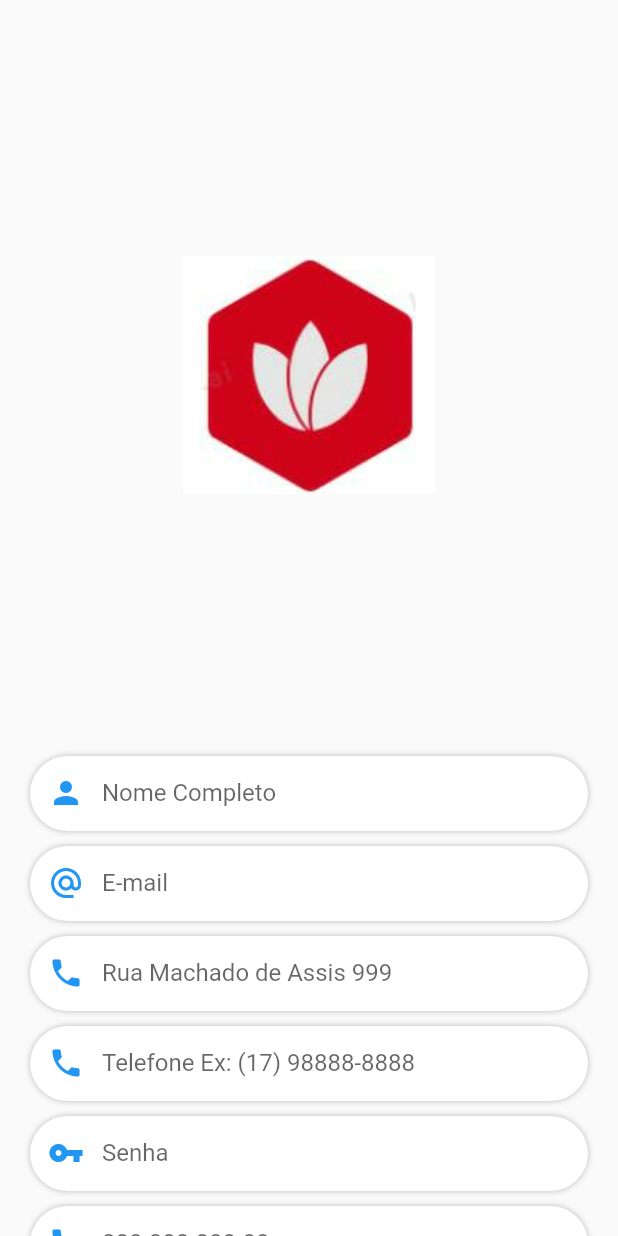
After one commit to DEV-AndreSilva/Mobilearning, a Flutter app: the CAlunos screen opened by its route, on a phone screen of 412 x 824 dp. The commit adds this screen. Run offline on Flutter 3.47's test engine with Material 2 defaults, Android fonts, the phone set to English and light mode, and no system bars; our stand-ins replace google_fonts.

Commit message:
Tela Alunos

```diff
--- a/mobilearning/lib/View/App.dart
+++ b/mobilearning/lib/View/App.dart
@@ -3,6 +3,8 @@
 import 'package:flutter/material.dart';
 import 'HomeView.dart';
 import 'LoginView.dart';
+import 'C_AlunosView.dart';
+import 'C_ProfessoresView.dart';
 
 class App extends StatelessWidget {
   const App({Key? key}) : super(key: key);
@@ -15,6 +17,8 @@ class App extends StatelessWidget {
      routes: {
       '/login' :(context)=> Login(),
       '/home':(context)=> Home(),
+      '/calunos': (context)=> CAlunos(),
+      '/cprofessores': (context)=> CProfessores(),
      },
     );
 
--- /dev/null
+++ b/mobilearning/lib/View/C_AlunosView.dart
@@ -0,0 +1,289 @@
+import 'package:flutter/material.dart';
+import 'package:google_fonts/google_fonts.dart';
+
+class CAlunos extends StatefulWidget {
+  const CAlunos({Key? key}) : super(key: key);
+
+  @override
+  State<CAlunos> createState() => _CAlunosState();
+}
+
+class _CAlunosState extends State<CAlunos> {
+  @override
+  Widget build(BuildContext context) {
+    return Scaffold(
+      body: Form(
+                child: Column(
+                children: <Widget>[
+                SizedBox(
+                  height: 500,
+                  width: 450,
+                  child: Image.asset('assets/images/IEI.png'),
+                ),
+                Container(
+                  margin: EdgeInsets.only(
+                    top: 4,
+                    right: 20,
+                    left: 20,
+                  ),
+                  height: 50,
+                  decoration: BoxDecoration(
+                    color: Colors.white,
+                    borderRadius: BorderRadius.circular(50),
+                    boxShadow: const [
+                      BoxShadow(
+                        color: Colors.black26,
+                        blurRadius: 3,
+                      ),
+                    ],
+                  ),
+                  child: TextFormField(
+                    validator: (value) {
+                      if (value!.isEmpty) {
+                        return "Digite seu nome";
+                      }
+                      return null;
+                    },
+                    keyboardType: TextInputType.name,
+                    cursorColor: Colors.blue,
+                    decoration: const InputDecoration(
+                      hintText: 'Nome Completo',
+                      prefixIcon: Icon(
+                        Icons.person,
+                        color: Colors.blue,
+                      ),
+                      border: InputBorder.none,
+                      contentPadding: EdgeInsets.symmetric(
+                        horizontal: 20,
+                        vertical: 15,
+                      ),
+                    ),
+                  ),
+                ),
+                Container(
+                  margin: EdgeInsets.only(
+                    top: 10,
+                    right: 20,
+                    left: 20,
+                  ),
+                  height: 50,
+                  decoration: BoxDecoration(
+                    color: Colors.white,
+                    borderRadius: BorderRadius.circular(50),
+                    boxShadow: const [
+                      BoxShadow(
+                        color: Colors.black26,
+                        blurRadius: 3,
+                      ),
+                    ],
+                  ),
+                  child: TextFormField(
+                    validator: (value) {
+                      if (value!.isEmpty) {
+                        return "Digite um E-mail";
+                      }
+                      return null;
+                    },
+                    keyboardType: TextInputType.emailAddress,
+                    cursorColor: Colors.blue,
+                    decoration: const InputDecoration(
+                      hintText: 'E-mail',
+                      prefixIcon: Icon(
+                        Icons.alternate_email,
+                        color: Colors.blue,
+                      ),
+                      border: InputBorder.none,
+                      contentPadding: EdgeInsets.symmetric(
+                        horizontal: 20,
+                        vertical: 15,
+                      ),
+                    ),
+                  ),
+                ),
+                Container(
+                  margin: EdgeInsets.only(
+                    top: 10,
+                    right: 20,
+                    left: 20,
+                  ),
+                  height: 50,
+                  decoration: BoxDecoration(
+                    color: Colors.white,
+                    borderRadius: BorderRadius.circular(50),
+                    boxShadow: const [
+                      BoxShadow(
+                        color: Colors.black26,
+                        blurRadius: 3,
+                      ),
+                    ],
+                  ),
+                  child: TextFormField(
+                    validator: (value) {
+                      if (value!.isEmpty) {
+                        return "Digite seu endereço: ";
+                      }
+                      return null;
+                    },
+                    keyboardType: TextInputType.phone,
+                    cursorColor: Colors.blue,
+                    decoration: const InputDecoration(
+                      hintText: 'Rua Machado de Assis 999',
+                      prefixIcon: Icon(
+                        Icons.phone,
+                        color: Colors.blue,
+                      ),
+                      border: InputBorder.none,
+                      contentPadding: EdgeInsets.symmetric(
+                        horizontal: 20,
+                        vertical: 15,
+                      ),
+                    ),
+                  ),
+                ),
+                Container(
+                  margin: EdgeInsets.only(
+                    top: 10,
+                    right: 20,
+                    left: 20,
+                  ),
+                  height: 50,
+                  decoration: BoxDecoration(
+                    color: Colors.white,
+                    borderRadius: BorderRadius.circular(50),
+                    boxShadow: const [
+                      BoxShadow(
+                        color: Colors.black26,
+                        blurRadius: 3,
+                      ),
+                    ],
+                  ),
+                  child: TextFormField(
+                    validator: (value) {
+                      if (value!.isEmpty) {
+                        return "Digite seu telefone";
+                      }
+                      return null;
+                    },
+                    keyboardType: TextInputType.phone,
+                    cursorColor: Colors.blue,
+                    decoration: const InputDecoration(
+                      hintText: 'Telefone Ex: (17) 98888-8888',
+                      prefixIcon: Icon(
+                        Icons.phone,
+                        color: Colors.blue,
+                      ),
+                      border: InputBorder.none,
+                      contentPadding: EdgeInsets.symmetric(
+                        horizontal: 20,
+                        vertical: 15,
+                      ),
+                    ),
+                  ),
+                ),
+                Container(
+                  margin: EdgeInsets.only(
+                    top: 10,
+                    right: 20,
+                    left: 20,
+                  ),
+                  height: 50,
+                  decoration: BoxDecoration(
+                    color: Colors.white,
+                    borderRadius: BorderRadius.circular(50),
+                    boxShadow: const [
+                      BoxShadow(
+                        color: Colors.black26,
+                        blurRadius: 3,
+                      ),
+                    ],
+                  ),
+                  child: TextFormField(
+                    validator: (value) {
+                      if (value!.isEmpty) {
+                        return "Digite sua senha";
+                      }
+                      return null;
+                    },
+                    keyboardType: TextInputType.visiblePassword,
+                    obscureText: true,
+                    cursorColor: Colors.blue,
+                    decoration: const InputDecoration(
+                      hintText: 'Senha',
+                      prefixIcon: Icon(
+                        Icons.vpn_key,
+                        color: Colors.blue,
+                      ),
+                      border: InputBorder.none,
+                      contentPadding: EdgeInsets.symmetric(
+                        horizontal: 20,
+                        vertical: 15,
+                      ),
+                    ),
+                  ),
+                ),
+                Container(
+                  margin: EdgeInsets.only(
+                    top: 10,
+                    right: 20,
+                    left: 20,
+                  ),
+                  height: 50,
+                  decoration: BoxDecoration(
+                    color: Colors.white,
+                    borderRadius: BorderRadius.circular(50),
+                    boxShadow: const [
+                      BoxShadow(
+                        color: Colors.black26,
+                        blurRadius: 3,
+                      ),
+                    ],
+                  ),
+                  child: TextFormField(
+                    validator: (value) {
+                      if (value!.isEmpty) {
+                        return "Digite seu CPF: ";
+                      }
+                      return null;
+                    },
+                    keyboardType: TextInputType.phone,
+                    cursorColor: Colors.blue,
+                    decoration: const InputDecoration(
+                      hintText: '888.888.888-88',
+                      prefixIcon: Icon(
+                        Icons.phone,
+                        color: Colors.blue,
+                      ),
+                      border: InputBorder.none,
+                      contentPadding: EdgeInsets.symmetric(
+                        horizontal: 20,
+                        vertical: 15,
+                      ),
+                    ),
+                  ),
+                ),
+                Container(
+                  height: 50,
+                  margin: EdgeInsets.symmetric(
+                    horizontal: 20,
+                    vertical: 25,
+                  ),
+                  decoration: const BoxDecoration(
+                    color: Colors.blue,
+                    borderRadius: BorderRadius.all(
+                      Radius.circular(15),
+                    ),
+                  ),
+                  child: TextButton(
+                    onPressed: () {},
+                    child: const Text(
+                      'Confirmar',
+                      style: TextStyle(color: Colors.white),
+                    ),
+                  ),
+                ),
+                ],
+            ),
+          ),
+    );
+}
+}
```
